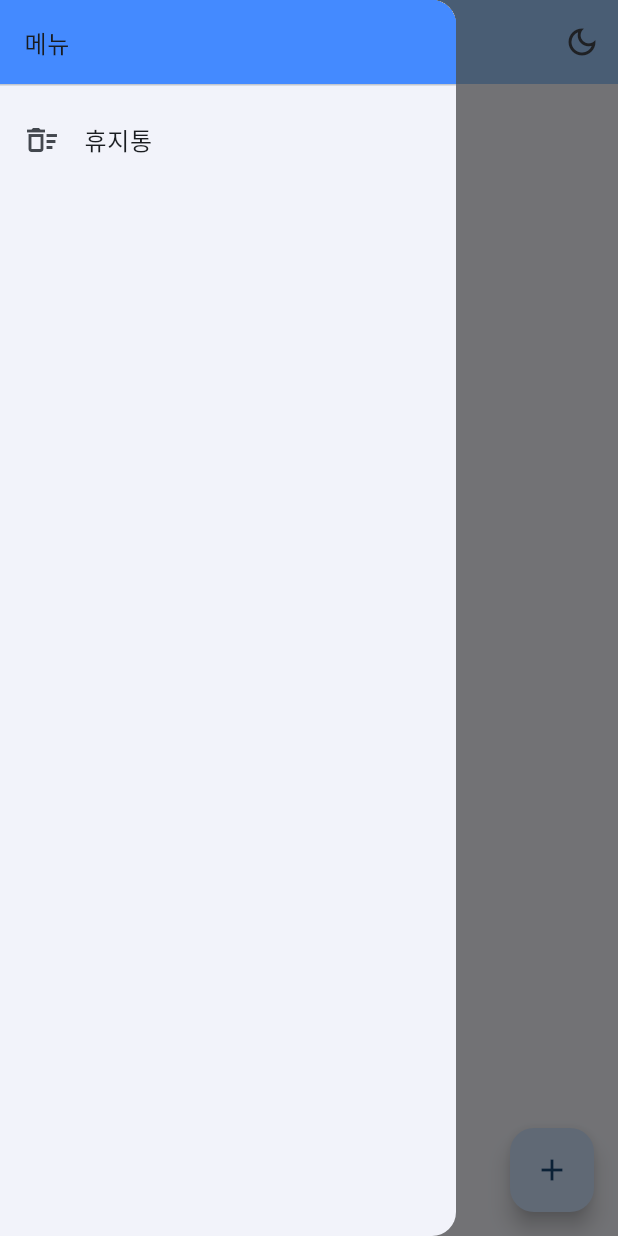
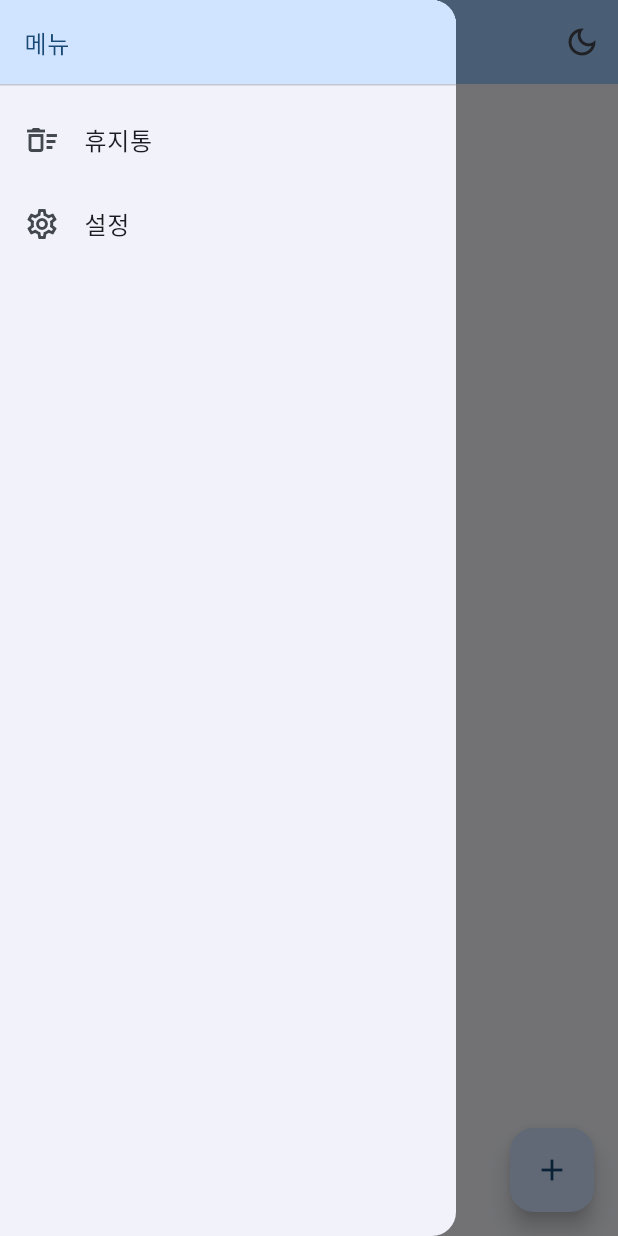
Before and after one commit to izuna69/reminder, a Flutter app: the screen it shows after launch, with the side drawer open, on a phone screen of 412 x 824 dp. Run offline on Flutter 3.47's test engine with Material 3 defaults, Android fonts, the phone set to English and light mode, and no system bars; our stand-ins replace flutter_local_notifications, flutter_riverpod, flutter_timezone, shared_preferences, timezone; missing offline and left inert: home_widget.

Commit message:
사이드바 앱테마설정

```diff
--- a/lib/main.dart
+++ b/lib/main.dart
@@ -26,20 +26,21 @@ class MyApp extends ConsumerWidget {
   @override
   Widget build(BuildContext context, WidgetRef ref) {
     final themeMode = ref.watch(themeProvider);
+    final selectedColor = ref.watch(seedColorProvider);
 
     return MaterialApp(
       title: '리마인더',
       debugShowCheckedModeBanner: false,
       theme: ThemeData(
         colorScheme: ColorScheme.fromSeed(
-          seedColor: Colors.blue,
+          seedColor: selectedColor,
           brightness: Brightness.light,
         ),
         useMaterial3: true,
       ),
       darkTheme: ThemeData(
         colorScheme: ColorScheme.fromSeed(
-          seedColor: Colors.blue,
+          seedColor: selectedColor,
           brightness: Brightness.dark,
         ),
         useMaterial3: true,
--- a/lib/screens/home_screen.dart
+++ b/lib/screens/home_screen.dart
@@ -6,6 +6,7 @@ import 'package:reminder/providers/theme_provider.dart';
 import 'package:reminder/screens/add_edit_task_screen.dart';
 import 'package:reminder/screens/task_detail_screen.dart';
 import 'package:reminder/screens/trash_screen.dart';
+import 'package:reminder/screens/settings_screen.dart'; // 설정 화면 파일을 불러옴
 
 // 홈 화면 위젯
 class HomeScreen extends ConsumerWidget {
@@ -39,11 +40,13 @@ class HomeScreen extends ConsumerWidget {
         child: ListView(
           padding: EdgeInsets.zero,
           children: [
-            const SizedBox(
+            SizedBox( // const를 뺐습니다.
               height: 65,
               child: DrawerHeader(
-                decoration: BoxDecoration(color: Colors.blueAccent),
-                child: Text("메뉴"),
+                // Colors.blueAccent 대신 테마 색상을 불러오도록 수정
+                decoration: BoxDecoration(color: Theme.of(context).colorScheme.primaryContainer),
+                // 배경색에 맞춰 글자색도 바뀌도록 스타일만 추가
+                child: Text("메뉴", style: TextStyle(color: Theme.of(context).colorScheme.onPrimaryContainer)),
               ),
             ),
             ListTile(
@@ -55,6 +58,17 @@ class HomeScreen extends ConsumerWidget {
                   MaterialPageRoute(builder: (context) => const TrashScreen()),
                 );
               },
+            ),
+            ListTile(
+              leading: const Icon(Icons.settings_outlined),
+              title: const Text('설정'),
+              onTap: () {
+                Navigator.of(context).pop();
+                Navigator.push(
+                  context,
+                  MaterialPageRoute(builder: (context) => const SettingsScreen()),
+                );
+              }, // ← 여기가 64번 줄 근처가 됩니다.
             ),
           ],
         ),
```
Also changed, not shown: lib/providers/theme_provider.dart (+10 -0 lines), lib/screens/settings_screen.dart (added, +49 -0 lines).
